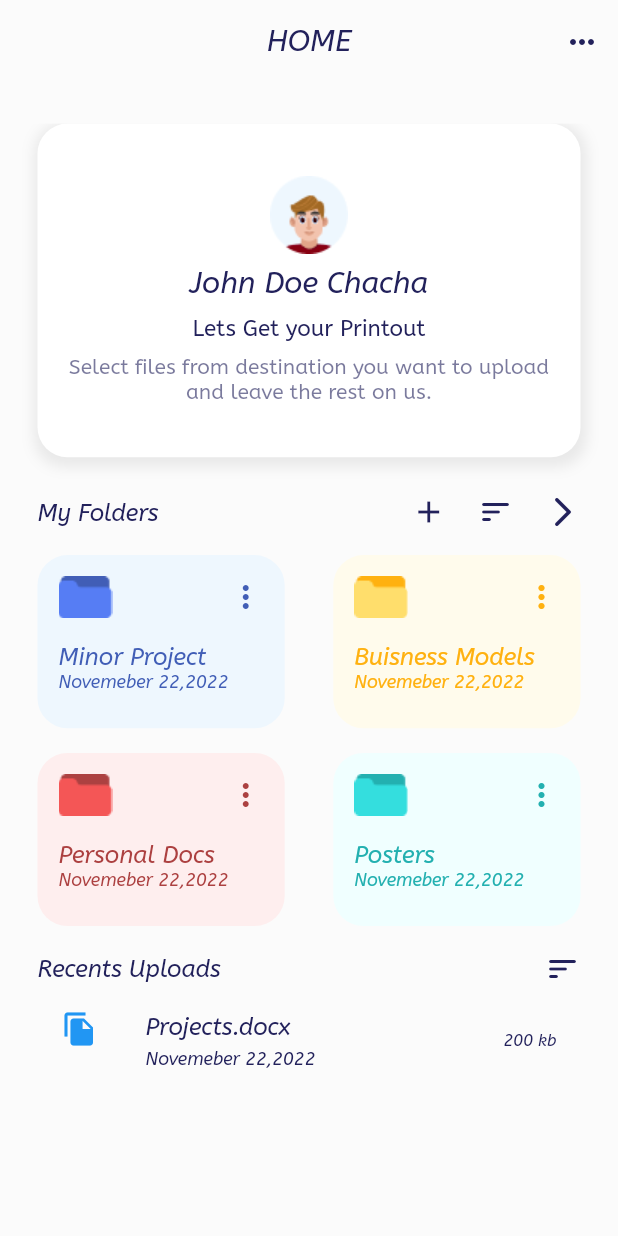
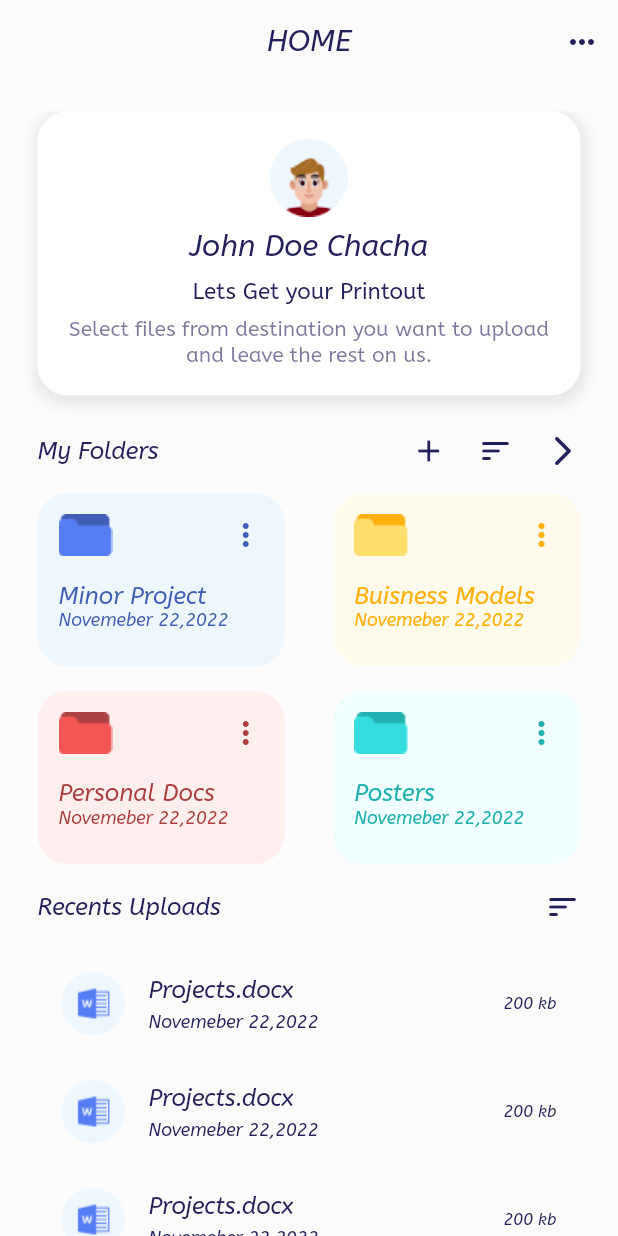
Before and after one commit to Mahi-Badaya/PrintBox-DuHacks, a Flutter app: the Profile screen opened directly, on a phone screen of 412 x 824 dp. Run offline on Flutter 3.47's test engine with Material 2 defaults, Android fonts, the phone set to English and light mode, and no system bars.

Commit message:
fixed recent uploads

```diff
--- a/lib/Screens/Profile.dart
+++ b/lib/Screens/Profile.dart
@@ -12,7 +12,7 @@ class Profile extends StatelessWidget {
     return Scaffold(
       backgroundColor: Color(0xfffbfbfb),
       appBar: PreferredSize(
-        preferredSize:  Size.fromHeight(height*0.1),
+        preferredSize:  Size.fromHeight(height*0.09),
         child: AppBar(
           automaticallyImplyLeading: false,
           elevation: 0,
@@ -30,7 +30,7 @@ class Profile extends StatelessWidget {
           children: [
             Container(
               padding: EdgeInsets.symmetric(horizontal: 20),
-              height: height*0.27,
+              height: height*0.23,
               width: width,
               decoration: BoxDecoration(
                 color: Color(0xffffffff),
@@ -98,11 +98,22 @@ class Profile extends StatelessWidget {
                 Icon(Icons.sort_rounded,color: Color(0xff22215b),),
               ],
             ),
-            ListTile(
-              leading: Icon(Icons.file_copy,color: Colors.blue,),
-              title: Text('Projects.docx',style: TextStyle(color: Color(0xff22215b),fontStyle: FontStyle.italic,fontSize: 16),),
-              subtitle: Text('Novemeber 22,2022',style: TextStyle(color: Color(0xff22215b),fontStyle: FontStyle.italic,fontSize: 12)),
-              trailing: Text('200 kb',style: TextStyle(color: Color(0xff22215b),fontStyle: FontStyle.italic,fontSize: 11)),
+            SizedBox(height: height*0.02,),
+            Expanded(
+              child: ListView.builder(
+                itemCount: 3,
+                itemBuilder: (context, index) {
+                return Column(
+                  children: [
+                    ListTile(
+                      leading: Image.asset('assets/icons/docx.png'),
+                      title: Text('Projects.docx',style: TextStyle(color: Color(0xff22215b),fontStyle: FontStyle.italic,fontSize: 16),),
+                      subtitle: Text('Novemeber 22,2022',style: TextStyle(color: Color(0xff22215b),fontStyle: FontStyle.italic,fontSize: 12)),
+                      trailing: Text('200 kb',style: TextStyle(color: Color(0xff22215b),fontStyle: FontStyle.italic,fontSize: 11)),
+                    ),
+                  ],
+                );
+              }),
             ),
           ],
         ),
```
Also changed, not shown: assets/icons/docx.png (added).
